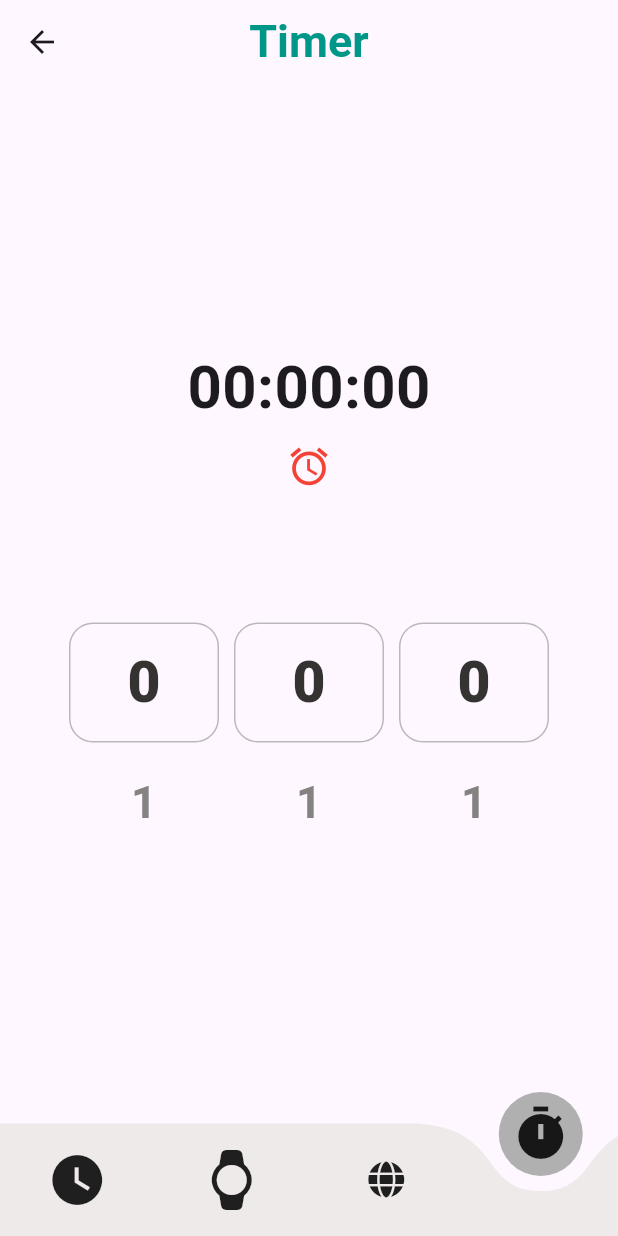
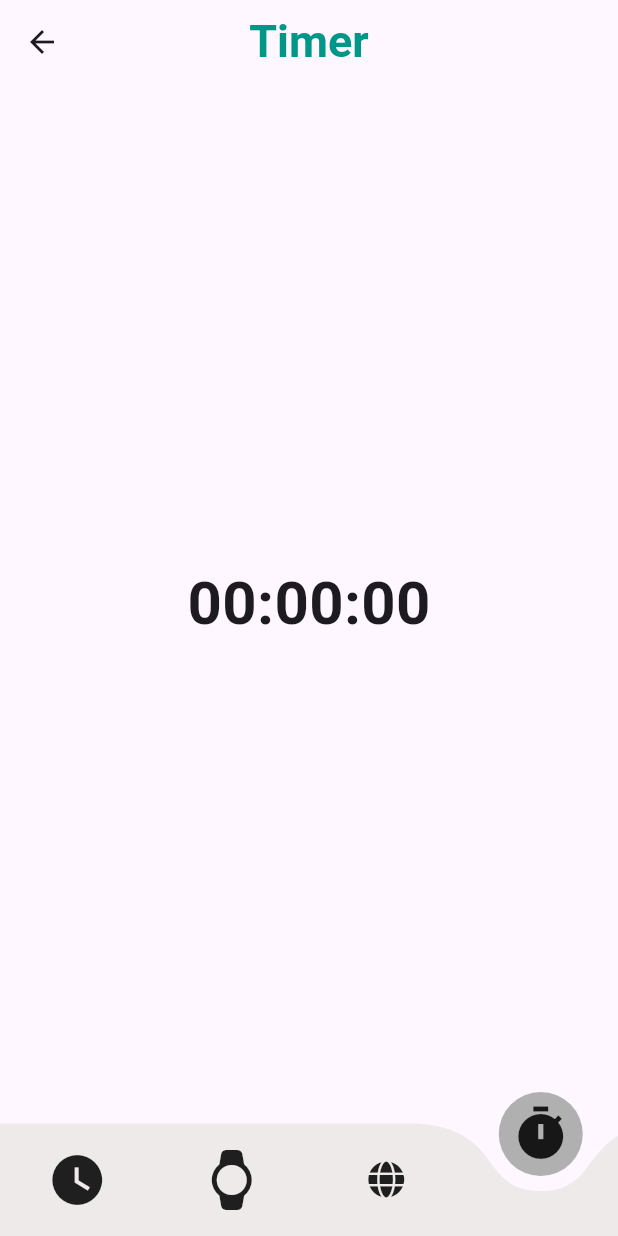
Before and after one commit to etv18/reloj_flutter, a Flutter app: the screen it shows after launch, item 4 of the bottom bar chosen, after a tap on the "access alarm" icon, on a phone screen of 412 x 824 dp. Run offline on Flutter 3.47's test engine with Material 3 defaults, Android fonts, the light colour scheme and no system bars; drawn by our look-alikes of curved_navigation_bar, numberpicker; our stand-ins replace equatable, flutter_bloc, font_awesome_flutter, go_router; network calls fail.

Commit message:
Timer is set up, missing pause and restart states

```diff
--- a/lib/app.dart
+++ b/lib/app.dart
@@ -3,6 +3,7 @@ import 'package:flutter_bloc/flutter_bloc.dart';
 import 'package:reloj_proyecto/controllers/clockCubit/clock_cubit.dart';
 import 'package:reloj_proyecto/controllers/multipleClocksCubit/multi_clocks_cubit.dart';
 import 'package:reloj_proyecto/controllers/routes/routers.dart';
+import 'package:reloj_proyecto/controllers/timerCubit/timer_cubit.dart';
 
 class App extends StatelessWidget {
   const App({super.key});
@@ -18,6 +19,9 @@ class App extends StatelessWidget {
         BlocProvider(
           create: (context) => MultiClocksCubit(),
         ),
+        BlocProvider(
+          create: (context) => TimerCubit(),
+        ),
       ],
       child: MaterialApp.router(
         routerConfig: routerConfig.getRoutesConfig(),
--- /dev/null
+++ b/lib/controllers/timerCubit/timer_cubit.dart
@@ -0,0 +1,48 @@
+import 'dart:async';
+import 'package:flutter_bloc/flutter_bloc.dart';
+import 'package:reloj_proyecto/controllers/timerCubit/timer_states.dart';
+
+class TimerCubit extends Cubit<TimerStates> {
+  String timeString = '';
+  late Timer _timer;
+  late DateTime targetTime;
+  Duration remainingTime = Duration.zero;
+
+  TimerCubit() : super(TimerInitial());
+
+  @override
+  Future<void> close() {
+    _timer.cancel();
+    return super.close();
+  }
+
+  void startTimer(int hour, int min, int sec) {
+    ///This will take the exact moment when the time in hours, mins and secs
+    ///which was entered is finished
+    targetTime = DateTime.now().add(Duration(
+      hours: hour,
+      minutes: min,
+      seconds: sec + 1,
+    ));
+
+    _timer = Timer.periodic(
+      Duration(seconds: 1),
+      (timer) {
+        remainingTime = targetTime.difference(DateTime.now());
+        print("Tiempo restante: $remainingTime");
+
+        if (remainingTime.isNegative) {
+          remainingTime = Duration.zero;
+          timer.cancel();
+        }
+        emit(TimerRunning(remainingTime));
+      },
+    );
+  }
+
+  String getTimeStringFormated(Duration remainingTime) {
+    return '${remainingTime.inHours.toString().padLeft(2, '0')}:'
+        '${(remainingTime.inMinutes % 60).toString().padLeft(2, '0')}:'
+        '${(remainingTime.inSeconds % 60).toString().padLeft(2, '0')}';
+  }
+}
--- /dev/null
+++ b/lib/controllers/timerCubit/timer_states.dart
@@ -0,0 +1,26 @@
+import 'package:equatable/equatable.dart';
+
+abstract class TimerStates extends Equatable {
+  final Duration remainingTime;
+
+  const TimerStates(this.remainingTime);
+
+  @override
+  List<Object> get props => [remainingTime];
+}
+
+class TimerInitial extends TimerStates {
+  TimerInitial() : super(Duration.zero);
+}
+
+class TimerRunning extends TimerStates {
+  const TimerRunning(Duration remainingTime) : super(remainingTime);
+}
+
+class TimerPaused extends TimerStates {
+  const TimerPaused(Duration remainingTime) : super(remainingTime);
+}
+
+class TimerEnded extends TimerStates {
+  const TimerEnded() : super(Duration.zero);
+}
--- a/lib/screens/timer_screen.dart
+++ b/lib/screens/timer_screen.dart
@@ -1,8 +1,10 @@
 import 'dart:async';
 
 import 'package:flutter/material.dart';
-import 'package:flutter/widgets.dart';
+import 'package:flutter_bloc/flutter_bloc.dart';
 import 'package:numberpicker/numberpicker.dart';
+import 'package:reloj_proyecto/controllers/timerCubit/timer_cubit.dart';
+import 'package:reloj_proyecto/controllers/timerCubit/timer_states.dart';
 import 'package:reloj_proyecto/myWidgets/bottom_nav_bar.dart';
 import 'package:reloj_proyecto/myWidgets/custom_app_bar.dart';
 
@@ -58,17 +60,20 @@ class _TimerScreenState extends State<TimerScreen> {
     });
   }
 
-  // @override
-  // void dispose() {
-  //   super.dispose();
-  //   //_timer.cancel();
-  // }
+  @override
+  void dispose() {
+    super.dispose();
+    _timer.cancel();
+  }
 
   @override
   Widget build(BuildContext context) {
     return Scaffold(
       appBar: CustomAppBar(title: 'Timer'),
-      body: Center(
+      body: BlocBuilder<TimerCubit, TimerStates>(
+        builder: (context, state) {
+          if (state is TimerInitial) {
+            return Center(
               child: Column(
                 mainAxisAlignment: MainAxisAlignment.center,
                 children: [
@@ -80,7 +85,7 @@ class _TimerScreenState extends State<TimerScreen> {
                   ),
                   IconButton(
                     onPressed: () {
-                startTimer();
+                      context.read<TimerCubit>().startTimer(_hour, _min, sec);
                     },
                     icon: Icon(Icons.access_alarm),
                     color: Colors.red,
@@ -162,6 +167,25 @@ class _TimerScreenState extends State<TimerScreen> {
                   ),
                 ],
               ),
+            );
+          } else if (state is TimerRunning) {
+            final duration = state.remainingTime;
+
+            print("Nuevo estado en UI: $duration");
+            return Center(
+              child: Text(
+                context
+                    .read<TimerCubit>()
+                    .getTimeStringFormated(state.remainingTime),
+                style: TextStyle(fontSize: 40, fontWeight: FontWeight.bold),
+              ),
+            );
+          } else {
+            return Center(
+              child: Text('Ha ocurrido un error'),
+            );
+          }
+        },
       ),
       bottomNavigationBar: BottomNavBar(),
     );
--- a/pubspec.yaml
+++ b/pubspec.yaml
@@ -15,6 +15,7 @@ dependencies:
   font_awesome_flutter: ^10.8.0
   go_router: ^14.8.1
   numberpicker: ^2.1.2
+  equatable: ^2.0.7
 
 dev_dependencies:
   flutter_test:
```
Also changed, not shown: pubspec.lock. Lines whose indentation alone changed are shown as unchanged.
